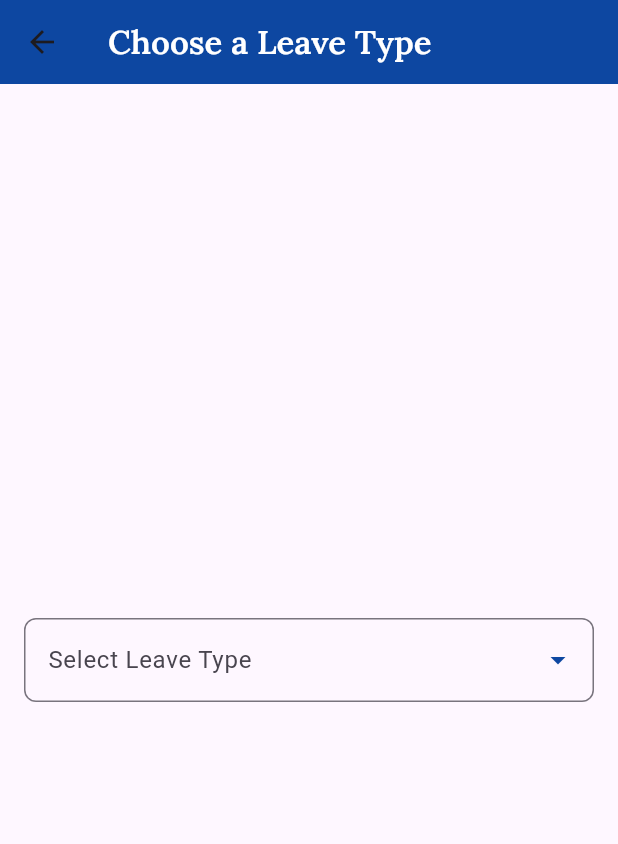
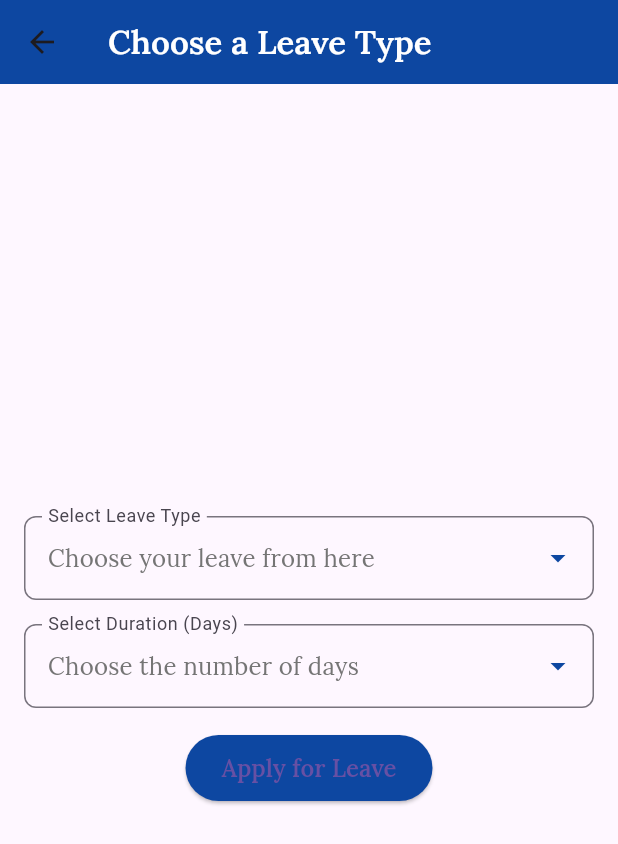
Before and after one commit to Eng-Batol/tasky, a Flutter app: the LeavePage screen opened directly, on a phone screen of 412 x 824 dp. Shown: the top 844 px of the screen. Run offline on Flutter 3.47's test engine with Material 3 defaults, Android fonts, the phone set to English and light mode, and no system bars; our stand-ins replace google_fonts.

Commit message:
ading the leave days

```diff
--- a/lib/page/LeavePage.dart
+++ b/lib/page/LeavePage.dart
@@ -18,7 +18,11 @@ class _LeavePageState extends State<LeavePage> {
     'Unpaid Leave',
   ];
 
+  final List<int> leaveDays = List<int>.generate(
+      30, (index) => index + 1); // Generates days from 1 to 30
+
   String? selectedLeave; // Variable to store selected leave
+  int? selectedDays; // Variable to store selected leave duration in days
 
   @override
   Widget build(BuildContext context) {
@@ -37,6 +41,7 @@ class _LeavePageState extends State<LeavePage> {
           child: Column(
             mainAxisAlignment: MainAxisAlignment.center,
             children: [
+              // Leave type dropdown
               DropdownButtonFormField<String>(
                 decoration: InputDecoration(
                   labelText: "Select Leave Type",
@@ -44,6 +49,13 @@ class _LeavePageState extends State<LeavePage> {
                     borderRadius: BorderRadius.circular(8.0),
                     borderSide: BorderSide(color: Colors.blue.shade900),
                   ),
+                ),
+                hint: Text(
+                  "Choose your leave from here",
+                  style: GoogleFonts.lora(
+                      fontSize: 16,
+                      fontWeight: FontWeight.w400,
+                      color: Colors.grey[600]),
                 ),
                 value: selectedLeave,
                 items: leaveOptions.map((leave) {
@@ -60,12 +72,69 @@ class _LeavePageState extends State<LeavePage> {
                   setState(() {
                     selectedLeave = value;
                   });
-                  if (value != null) {
-                    // Show confirmation dialog
-                    _showConfirmationDialog(context, value);
+                },
+                icon: Icon(Icons.arrow_drop_down, color: Colors.blue[900]),
+              ),
+              SizedBox(height: 16), // Space between dropdowns
+
+              // Duration dropdown
+              DropdownButtonFormField<int>(
+                decoration: InputDecoration(
+                  labelText: "Select Duration (Days)",
+                  border: OutlineInputBorder(
+                    borderRadius: BorderRadius.circular(8.0),
+                    borderSide: BorderSide(color: Colors.blue.shade900),
+                  ),
+                ),
+                hint: Text(
+                  "Choose the number of days",
+                  style: GoogleFonts.lora(
+                      fontSize: 16,
+                      fontWeight: FontWeight.w400,
+                      color: Colors.grey[600]),
+                ),
+                value: selectedDays,
+                items: leaveDays.map((days) {
+                  return DropdownMenuItem(
+                    value: days,
+                    child: Text(
+                      '$days day${days > 1 ? 's' : ''}', // Pluralize "day" if needed
+                      style: GoogleFonts.lora(
+                          fontSize: 16, fontWeight: FontWeight.w500),
+                    ),
+                  );
+                }).toList(),
+                onChanged: (value) {
+                  setState(() {
+                    selectedDays = value;
+                  });
+                },
+                icon: Icon(Icons.arrow_drop_down, color: Colors.blue[900]),
+              ),
+              SizedBox(height: 16), // Additional space if needed for layout
+
+              // Submit button
+              ElevatedButton(
+                onPressed: () {
+                  if (selectedLeave != null && selectedDays != null) {
+                    _showConfirmationDialog(
+                        context, selectedLeave!, selectedDays!);
+                  } else {
+                    // Show error message if selection is incomplete
+                    ScaffoldMessenger.of(context).showSnackBar(
+                      SnackBar(
+                          content: Text(
+                              "Please select both leave type and duration.")),
+                    );
                   }
                 },
-                icon: Icon(Icons.arrow_drop_down, color: Colors.blue[900]),
+                child: Text("Apply for Leave"),
+                style: ElevatedButton.styleFrom(
+                  backgroundColor: Colors.blue[900],
+                  padding: EdgeInsets.symmetric(horizontal: 24, vertical: 12),
+                  textStyle: GoogleFonts.lora(
+                      fontSize: 16, fontWeight: FontWeight.w600),
+                ),
               ),
             ],
           ),
@@ -74,13 +143,15 @@ class _LeavePageState extends State<LeavePage> {
     );
   }
 
-  void _showConfirmationDialog(BuildContext context, String selectedLeave) {
+  void _showConfirmationDialog(
+      BuildContext context, String selectedLeave, int selectedDays) {
     showDialog(
       context: context,
       builder: (BuildContext context) {
         return AlertDialog(
           title: Text("Confirm Selection"),
-          content: Text("Are you sure you want to apply for $selectedLeave?"),
+          content: Text(
+              "Are you sure you want to apply for $selectedLeave for $selectedDays day(s)?"),
           actions: [
             TextButton(
               child: Text("Cancel"),
@@ -93,7 +164,7 @@ class _LeavePageState extends State<LeavePage> {
               onPressed: () {
                 Navigator.of(context).pop(); // Close the dialog
                 Navigator.pop(context,
-                    selectedLeave); // Return to EmployeePage with selected leave
+                    selectedLeave); // Return to EmployeePage with leave type
               },
             ),
           ],
```
